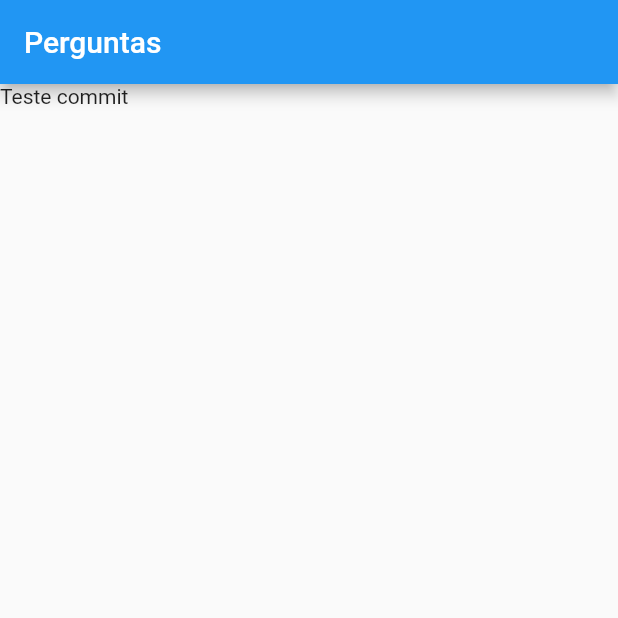
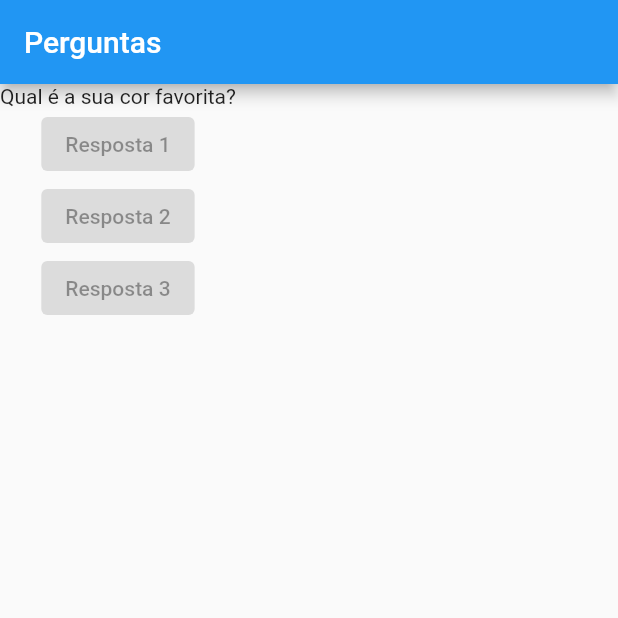
Before and after one commit to Edusu123/projeto_perguntas, a Flutter app: the screen it shows after launch, on a phone screen of 412 x 824 dp, the top half of it. Run offline on Flutter 3.47's test engine with Material 2 defaults, Android fonts, the phone set to English and light mode, and no system bars.

Commit message:
Usando Column para organizar Widgets

```diff
--- a/lib/main.dart
+++ b/lib/main.dart
@@ -4,15 +4,34 @@ import 'package:flutter/material.dart';
 main() => runApp(PerguntaApp());
 
 class PerguntaApp extends StatelessWidget {
-  @override
+  final List<String> perguntas = [
+    'Qual é a sua cor favorita?',
+    'Qual é o seu animal favorito?'
+  ];
+
   Widget build(BuildContext context) {
     return MaterialApp(
       home: Scaffold(
-        appBar: AppBar(
-          title: Text('Perguntas'),
-        ),
-        body: Text('Teste commit'),
-      ),
+          appBar: AppBar(
+            title: Text('Perguntas'),
+          ),
+          body: Column(
+            children: [
+              Text(perguntas[0]),
+              ElevatedButton(
+                child: Text('Resposta 1'),
+                onPressed: null,
+              ),
+              ElevatedButton(
+                child: Text('Resposta 2'),
+                onPressed: null,
+              ),
+              ElevatedButton(
+                child: Text('Resposta 3'),
+                onPressed: null,
+              ),
+            ],
+          )),
     );
   }
 }
```
